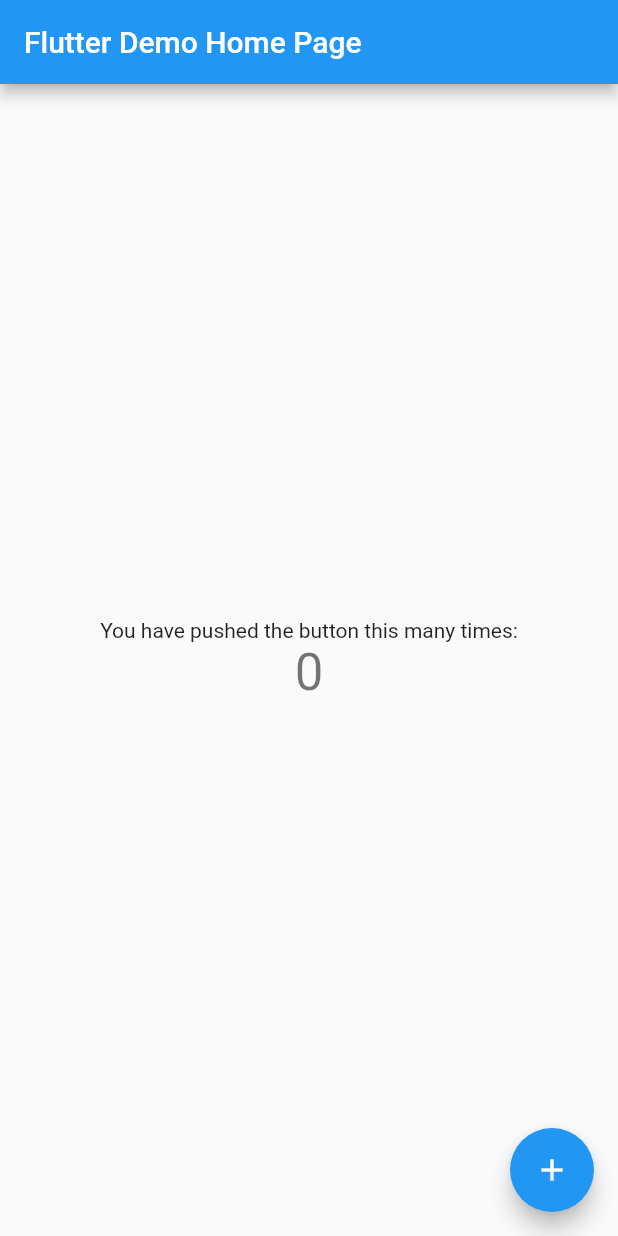
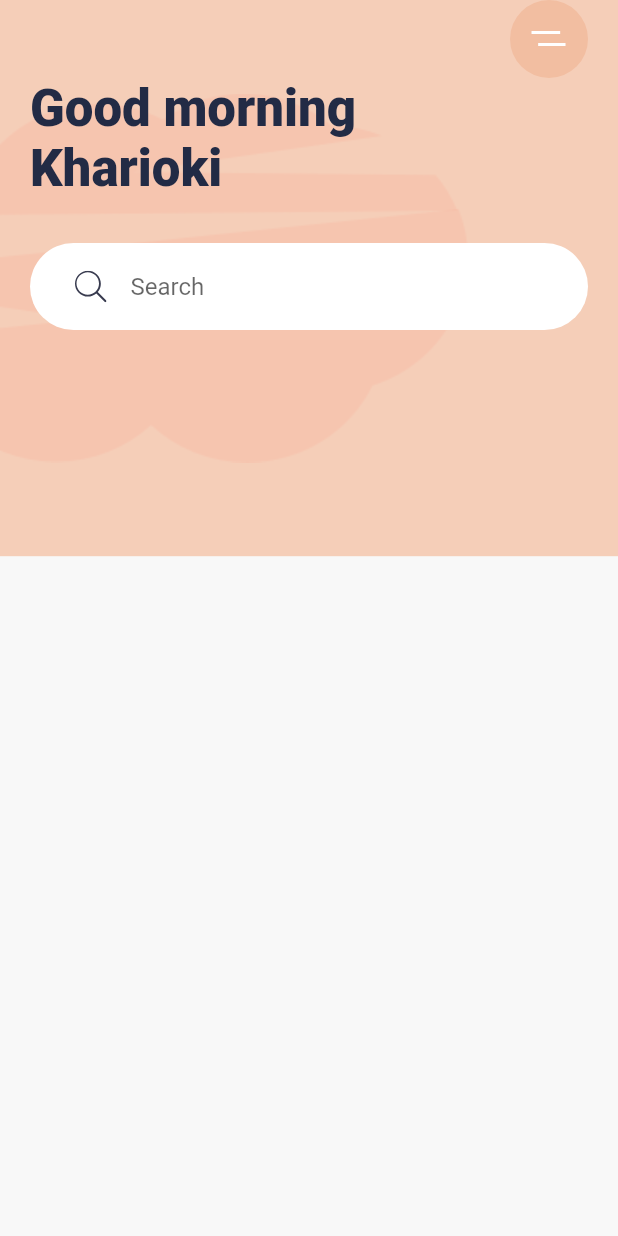
Before and after one commit to kharioki/Daily_exercises_app, a Flutter app: the screen it shows after launch, on a phone screen of 412 x 824 dp. Run offline on Flutter 3.47's test engine with Material 2 defaults, Android fonts, the phone set to English and light mode, and no system bars; our stand-ins replace flutter_svg.

Commit message:
flutter svg, and homescreen main view

```diff
--- a/lib/main.dart
+++ b/lib/main.dart
@@ -1,4 +1,6 @@
 import 'package:flutter/material.dart';
+import 'package:flutter_svg/svg.dart';
+import 'package:meditation_app/constants.dart';
 
 void main() {
   runApp(MyApp());
@@ -9,109 +11,82 @@ class MyApp extends StatelessWidget {
   @override
   Widget build(BuildContext context) {
     return MaterialApp(
-      title: 'Flutter Demo',
+      debugShowCheckedModeBanner: false,
+      title: 'Mona',
       theme: ThemeData(
-        // This is the theme of your application.
-        //
-        // Try running your application with "flutter run". You'll see the
-        // application has a blue toolbar. Then, without quitting the app, try
-        // changing the primarySwatch below to Colors.green and then invoke
-        // "hot reload" (press "r" in the console where you ran "flutter run",
-        // or simply save your changes to "hot reload" in a Flutter IDE).
-        // Notice that the counter didn't reset back to zero; the application
-        // is not restarted.
-        primarySwatch: Colors.blue,
-        // This makes the visual density adapt to the platform that you run
-        // the app on. For desktop platforms, the controls will be smaller and
-        // closer together (more dense) than on mobile platforms.
-        visualDensity: VisualDensity.adaptivePlatformDensity,
+        fontFamily: 'Cairo',
+        scaffoldBackgroundColor: kBackgroundColor,
+        textTheme: Theme.of(context).textTheme.apply(displayColor: kTextColor),
       ),
-      home: MyHomePage(title: 'Flutter Demo Home Page'),
+      home: HomeScreen(),
     );
   }
 }
 
-class MyHomePage extends StatefulWidget {
-  MyHomePage({Key key, this.title}) : super(key: key);
-
-  // This widget is the home page of your application. It is stateful, meaning
-  // that it has a State object (defined below) that contains fields that affect
-  // how it looks.
-
-  // This class is the configuration for the state. It holds the values (in this
-  // case the title) provided by the parent (in this case the App widget) and
-  // used by the build method of the State. Fields in a Widget subclass are
-  // always marked "final".
-
-  final String title;
-
-  @override
-  _MyHomePageState createState() => _MyHomePageState();
-}
-
-class _MyHomePageState extends State<MyHomePage> {
-  int _counter = 0;
-
-  void _incrementCounter() {
-    setState(() {
-      // This call to setState tells the Flutter framework that something has
-      // changed in this State, which causes it to rerun the build method below
-      // so that the display can reflect the updated values. If we changed
-      // _counter without calling setState(), then the build method would not be
-      // called again, and so nothing would appear to happen.
-      _counter++;
-    });
-  }
-
+class HomeScreen extends StatelessWidget {
   @override
   Widget build(BuildContext context) {
-    // This method is rerun every time setState is called, for instance as done
-    // by the _incrementCounter method above.
-    //
-    // The Flutter framework has been optimized to make rerunning build methods
-    // fast, so that you can just rebuild anything that needs updating rather
-    // than having to individually change instances of widgets.
+    var size = MediaQuery.of(context).size; // device dimensions
     return Scaffold(
-      appBar: AppBar(
-        // Here we take the value from the MyHomePage object that was created by
-        // the App.build method, and use it to set our appbar title.
-        title: Text(widget.title),
+      body: Stack(
+        children: <Widget>[
+          Container(
+            height: size.height * .45, // 45% of screen height
+            decoration: BoxDecoration(
+              color: Color(0xFFF5CEB8),
+              image: DecorationImage(
+                alignment: Alignment.centerLeft,
+                image: AssetImage('assets/images/undraw_pilates_gpdb.png'),
               ),
-      body: Center(
-        // Center is a layout widget. It takes a single child and positions it
-        // in the middle of the parent.
+            ),
+          ),
+          SafeArea(
+            child: Padding(
+              padding: const EdgeInsets.symmetric(horizontal: 20.0),
               child: Column(
-          // Column is also a layout widget. It takes a list of children and
-          // arranges them vertically. By default, it sizes itself to fit its
-          // children horizontally, and tries to be as tall as its parent.
-          //
-          // Invoke "debug painting" (press "p" in the console, choose the
-          // "Toggle Debug Paint" action from the Flutter Inspector in Android
-          // Studio, or the "Toggle Debug Paint" command in Visual Studio Code)
-          // to see the wireframe for each widget.
-          //
-          // Column has various properties to control how it sizes itself and
-          // how it positions its children. Here we use mainAxisAlignment to
-          // center the children vertically; the main axis here is the vertical
-          // axis because Columns are vertical (the cross axis would be
-          // horizontal).
-          mainAxisAlignment: MainAxisAlignment.center,
+                crossAxisAlignment: CrossAxisAlignment.start,
                 children: <Widget>[
-            Text(
-              'You have pushed the button this many times:',
+                  Align(
+                    alignment: Alignment.topRight,
+                    child: Container(
+                      alignment: Alignment.center,
+                      height: 52,
+                      width: 52,
+                      decoration: BoxDecoration(
+                        color: Color(0xFFF2BEA1),
+                        shape: BoxShape.circle,
+                      ),
+                      child: SvgPicture.asset('assets/icons/menu.svg'),
+                    ),
                   ),
                   Text(
-              '$_counter',
-              style: Theme.of(context).textTheme.headline4,
+                    'Good morning \nKharioki',
+                    style: Theme.of(context)
+                        .textTheme
+                        .headline4
+                        .copyWith(fontWeight: FontWeight.w900),
+                  ),
+                  Container(
+                    margin: EdgeInsets.symmetric(vertical: 30),
+                    padding: EdgeInsets.symmetric(horizontal: 30, vertical: 5),
+                    decoration: BoxDecoration(
+                      color: Colors.white,
+                      borderRadius: BorderRadius.circular(29.5),
+                    ),
+                    child: TextField(
+                      decoration: InputDecoration(
+                        hintText: 'Search',
+                        icon: SvgPicture.asset('assets/icons/search.svg'),
+                        border: InputBorder.none,
+                      ),
+                    ),
                   ),
                 ],
               ),
             ),
-      floatingActionButton: FloatingActionButton(
-        onPressed: _incrementCounter,
-        tooltip: 'Increment',
-        child: Icon(Icons.add),
-      ), // This trailing comma makes auto-formatting nicer for build methods.
+          ),
+        ],
+      ),
     );
   }
 }
--- a/pubspec.yaml
+++ b/pubspec.yaml
@@ -27,6 +27,7 @@ dependencies:
   # The following adds the Cupertino Icons font to your application.
   # Use with the CupertinoIcons class for iOS style icons.
   cupertino_icons: ^0.1.3
+  flutter_svg: ^0.17.4
 
 dev_dependencies:
   flutter_test:
```
Also changed, not shown: pubspec.lock. Lines whose indentation alone changed are shown as unchanged.
